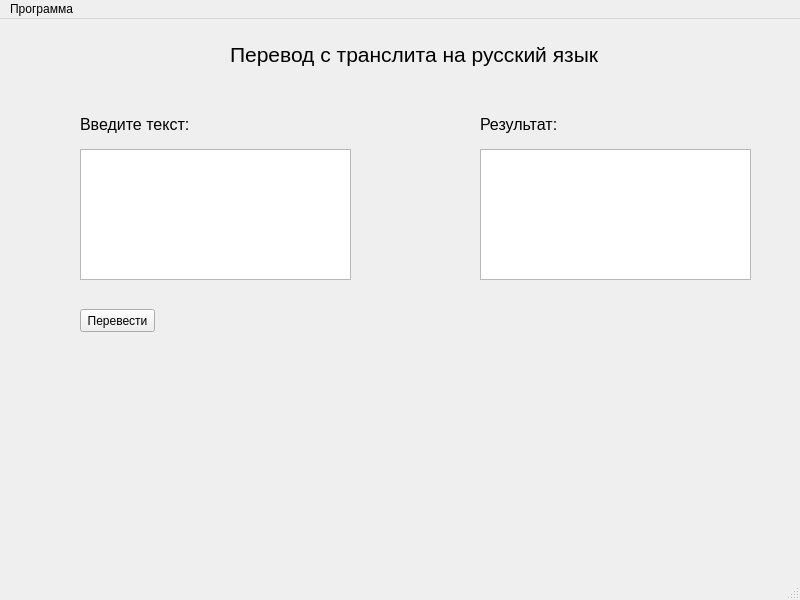
Qt form interface.ui (krabchik/YandexProject) before a commit.
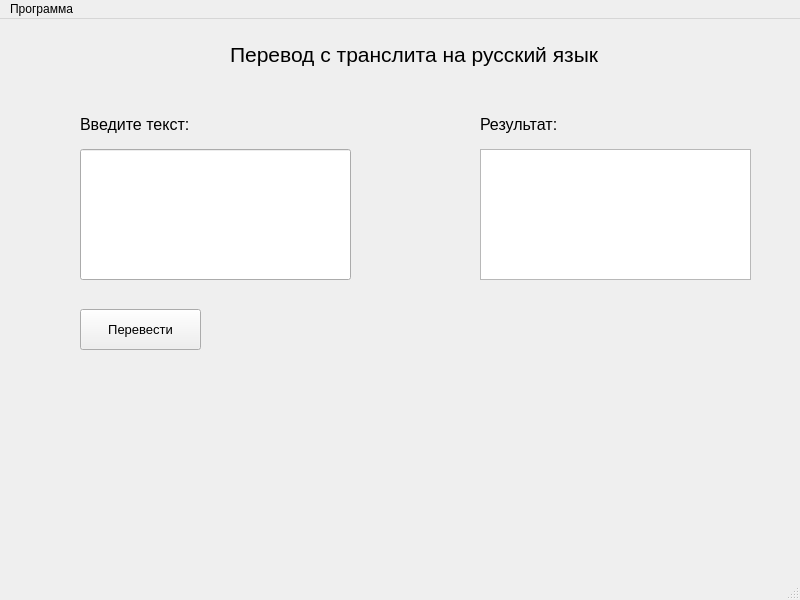
The same form after that commit.

Commit message: Finish vers1

```diff
--- a/interface.ui
+++ b/interface.ui
@@ -57,38 +57,20 @@
      <string>Введите текст:</string>
     </property>
    </widget>
-   <widget class="QTextEdit" name="text_for_translite">
-    <property name="geometry">
-     <rect>
-      <x>80</x>
-      <y>130</y>
-      <width>271</width>
-      <height>131</height>
-     </rect>
-    </property>
-    <property name="font">
-     <font>
-      <family>Calibri</family>
-      <pointsize>12</pointsize>
-     </font>
-    </property>
-    <property name="html">
-     <string>&lt;!DOCTYPE HTML PUBLIC &quot;-//W3C//DTD HTML 4.0//EN&quot; &quot;http://www.w3.org/TR/REC-html40/strict.dtd&quot;&gt;
-&lt;html&gt;&lt;head&gt;&lt;meta name=&quot;qrichtext&quot; content=&quot;1&quot; /&gt;&lt;style type=&quot;text/css&quot;&gt;
-p, li { white-space: pre-wrap; }
-&lt;/style&gt;&lt;/head&gt;&lt;body style=&quot; font-family:'Calibri'; font-size:12pt; font-weight:400; font-style:normal;&quot;&gt;
-&lt;p style=&quot;-qt-paragraph-type:empty; margin-top:0px; margin-bottom:0px; margin-left:0px; margin-right:0px; -qt-block-indent:0; text-indent:0px; font-family:'MS Shell Dlg 2'; font-size:14pt;&quot;&gt;&lt;br /&gt;&lt;/p&gt;&lt;/body&gt;&lt;/html&gt;</string>
-    </property>
-   </widget>
    <widget class="QPushButton" name="perevesti">
     <property name="geometry">
      <rect>
       <x>80</x>
       <y>290</y>
-      <width>75</width>
-      <height>23</height>
+      <width>121</width>
+      <height>41</height>
      </rect>
     </property>
+    <property name="font">
+     <font>
+      <pointsize>10</pointsize>
+     </font>
+    </property>
     <property name="text">
      <string>Перевести</string>
     </property>
@@ -127,6 +109,27 @@
      </font>
     </property>
    </widget>
+   <widget class="QLineEdit" name="text_for_translite">
+    <property name="geometry">
+     <rect>
+      <x>80</x>
+      <y>130</y>
+      <width>271</width>
+      <height>131</height>
+     </rect>
+    </property>
+    <property name="font">
+     <font>
+      <pointsize>12</pointsize>
+     </font>
+    </property>
+    <property name="mouseTracking">
+     <bool>true</bool>
+    </property>
+    <property name="inputMethodHints">
+     <set>Qt::ImhNone</set>
+    </property>
+   </widget>
   </widget>
   <widget class="QStatusBar" name="statusbar"/>
   <widget class="QMenuBar" name="menubar">
```
Left out of the diff: 4 changed lines with no effect on the pictures. The commit also changes 1 other file.
